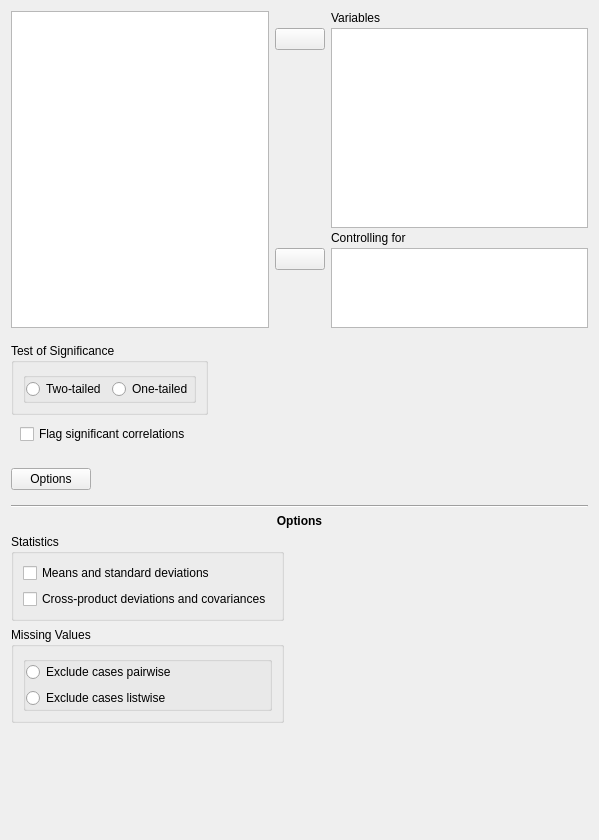
This is JASP-Desktop/analysisforms/correlationpartialform.ui in jasp-stats/jasp-desktop as Qt 5 draws it before an edit. The edited form follows.
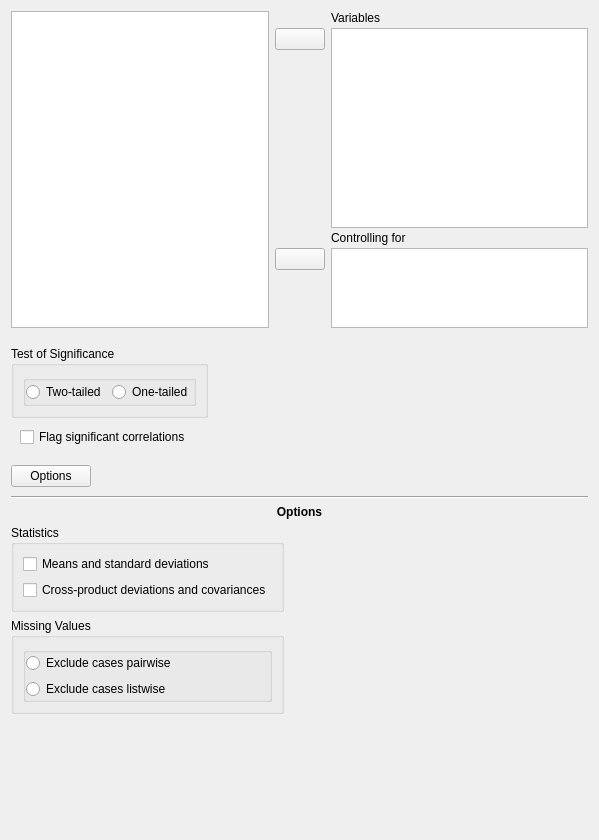
This is the edited form. Custom widgets are drawn as their Qt base class.

The edit to the form file:
```diff
--- a/JASP-Desktop/analysisforms/correlationpartialform.ui
+++ b/JASP-Desktop/analysisforms/correlationpartialform.ui
@@ -20,6 +20,9 @@
    <string>Form</string>
   </property>
   <layout class="QVBoxLayout" name="verticalLayout">
+   <property name="spacing">
+    <number>0</number>
+   </property>
    <item>
     <widget class="QWidget" name="topWidget" native="true">
      <property name="sizePolicy">
@@ -38,9 +41,6 @@
       <property name="rightMargin">
        <number>0</number>
       </property>
-      <property name="bottomMargin">
-       <number>0</number>
-      </property>
       <property name="verticalSpacing">
        <number>3</number>
       </property>
@@ -344,7 +344,7 @@
        <number>0</number>
       </property>
       <property name="bottomMargin">
-       <number>0</number>
+       <number>3</number>
       </property>
       <item row="0" column="0" colspan="2">
        <widget class="Line" name="line_4">
```
